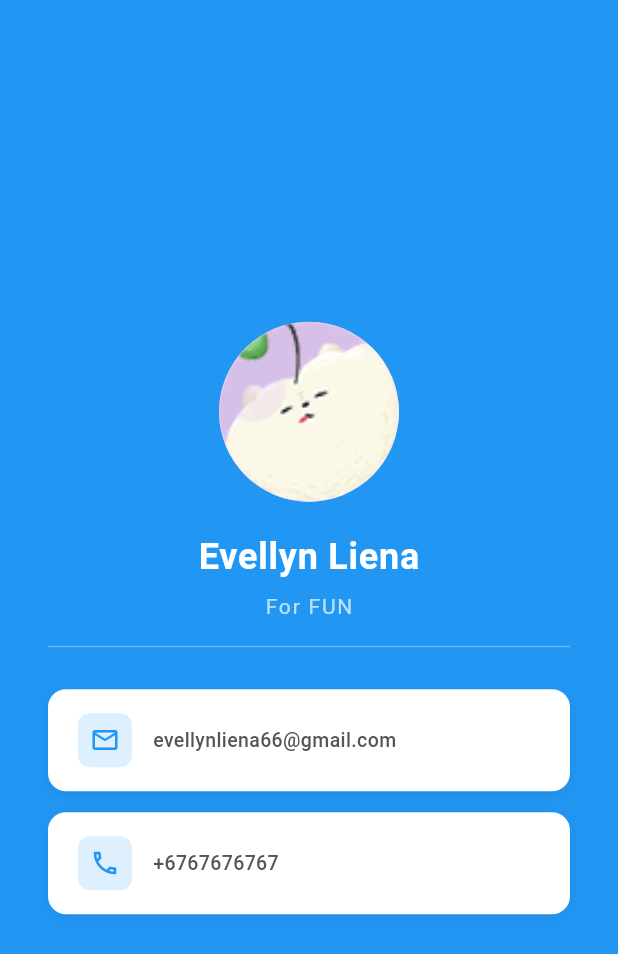
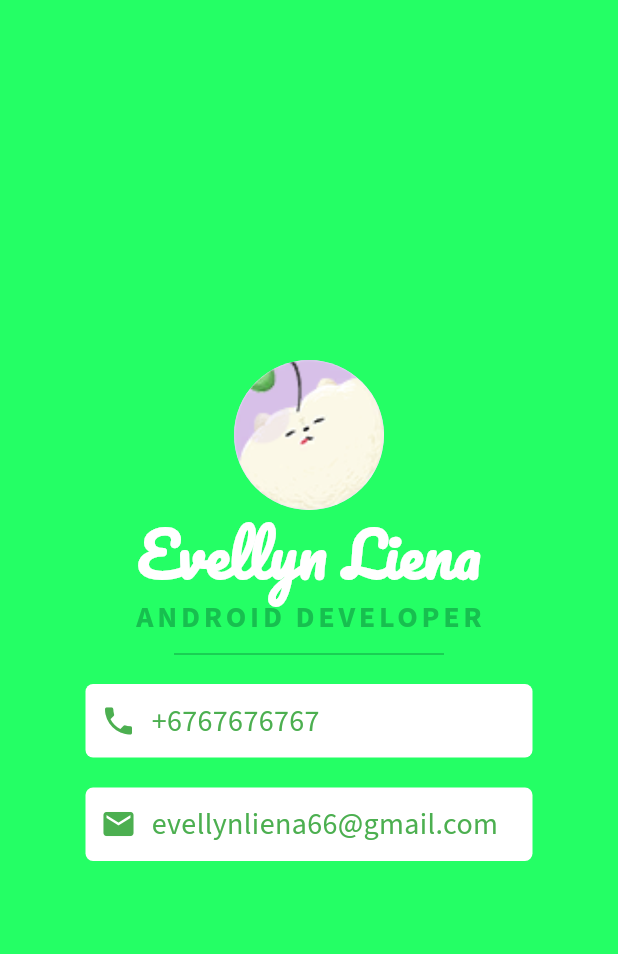
Before and after one commit to evellynliena/PrakMobile, a Flutter app: the screen it shows after launch, on a phone screen of 412 x 824 dp. Shown: the top 954 px of the screen. Run offline on Flutter 3.47's test engine with Material 3 defaults, Android fonts, the phone set to English and light mode, and no system bars; our stand-ins replace google_fonts.

Commit message:
modified:   me_card/analysis_options.yaml 	modified:   me_card/lib/main.dart 	modified:   me_card/pubspec.lock

```diff
--- a/me_card/analysis_options.yaml
+++ b/me_card/analysis_options.yaml
@@ -7,6 +7,9 @@
 
 # The following line activates a set of recommended lints for Flutter apps,
 # packages, and plugins designed to encourage good coding practices.
+analyzer:
+  errors:
+    deprecated_member_use: ignore
 include: package:flutter_lints/flutter.yaml
 
 linter:
--- a/me_card/lib/main.dart
+++ b/me_card/lib/main.dart
@@ -1,5 +1,3 @@
-// ignore_for_file: deprecated_member_use
-
 import 'package:flutter/material.dart';
 import 'package:google_fonts/google_fonts.dart';
 
@@ -13,127 +11,86 @@ class MyApp extends StatelessWidget {
   @override
   Widget build(BuildContext context) {
     return MaterialApp(
-      title: 'Profile Card',
-      debugShowCheckedModeBanner: false,
-      theme: ThemeData(
-        colorScheme: ColorScheme.fromSeed(
-          seedColor: const Color.fromARGB(255, 150, 77, 183),
-        ),
-        useMaterial3: true,
-      ),
-      home: const ProfileScreen(),
-    );
-  }
-}
-
-class ProfileScreen extends StatelessWidget {
-  const ProfileScreen({super.key});
-
-  @override
-  Widget build(BuildContext context) {
-    return Scaffold(
-      backgroundColor: Colors.blue,
+      home: Scaffold(
+        backgroundColor: const Color.fromARGB(255, 36, 255, 101),
         body: SafeArea(
           child: Padding(
             padding: const EdgeInsets.symmetric(horizontal: 32.0),
             child: Column(
               mainAxisAlignment: MainAxisAlignment.center,
-            crossAxisAlignment: CrossAxisAlignment.center,
               children: [
-              // Profile Picture — fixed: AssetImage (capital A), correct syntax
-              const CircleAvatar(
-                radius: 60,
+                CircleAvatar(
+                  radius: 50,
                   backgroundImage: AssetImage('images/shumaipfp.png'),
                 ),
-              const SizedBox(height: 20),
-
-              const Text(
-                'Evellyn Liena',
-                style: TextStyle(
-                  fontSize: 24,
+                Text(
+                  "Evellyn Liena",
+                  style: GoogleFonts.pacifico(
+                    fontSize: 40,
+                    color: Colors.white,
                     fontWeight: FontWeight.bold,
-                  color: Colors.white,
-                  letterSpacing: 0.5,
                   ),
                 ),
-              const SizedBox(height: 6),
-
-              const Text(
-                'For FUN',
-                style: TextStyle(
-                  fontSize: 14,
-                  color: Colors.white70,
-                  letterSpacing: 1.2,
+                Text(
+                  "ANDROID DEVELOPER",
+                  style: GoogleFonts.sourceSans3(
+                    fontSize: 20,
+                    color: const Color.fromARGB(255, 23, 191, 79),
+                    fontWeight: FontWeight.bold,
+                    letterSpacing: 2.5,
                   ),
                 ),
-              const SizedBox(height: 16),
-
+                SizedBox(
+                  height: 20,
+                  width: 180,
+                  child: Divider(color: const Color.fromARGB(255, 23, 191, 79)),
+                ),
                 Container(
-                height: 1,
-                width: double.infinity,
-                color: Colors.white.withOpacity(0.3),
+                  padding: EdgeInsets.all(10),
+                  decoration: BoxDecoration(
+                    color: Colors.white,
+                    borderRadius: BorderRadius.circular(5),
                   ),
-              const SizedBox(height: 28),
-
-              _ContactCard(
-                icon: Icons.email_outlined,
-                text: 'evellynliena66@gmail.com',
+                  margin: EdgeInsets.symmetric(vertical: 10, horizontal: 25),
+                  child: Row(
+                    children: [
+                      Icon(Icons.phone, color: Colors.green),
+                      SizedBox(width: 10),
+                      Text(
+                        "+6767676767",
+                        style: GoogleFonts.sourceSans3(
+                          fontSize: 20,
+                          color: Colors.green,
+                        ), //
                       ),
-              const SizedBox(height: 14),
-
-              _ContactCard(icon: Icons.phone_outlined, text: '+6767676767'),
+                    ],
+                  ),
+                ),
+                Container(
+                  padding: EdgeInsets.all(10),
+                  decoration: BoxDecoration(
+                    color: Colors.white,
+                    borderRadius: BorderRadius.circular(5),
+                  ),
+                  margin: EdgeInsets.symmetric(vertical: 10, horizontal: 25),
+                  child: Row(
+                    children: [
+                      Icon(Icons.email, color: Colors.green),
+                      SizedBox(width: 10),
+                      Text(
+                        "evellynliena66@gmail.com",
+                        style: GoogleFonts.sourceSans3(
+                          fontSize: 20,
+                          color: Colors.green,
+                        ), //
+                      ),
+                    ],
+                  ),
+                ),
               ],
             ),
           ),
         ),
-    ); // fixed: added missing semicolon
-  }
-}
-
-class _ContactCard extends StatelessWidget {
-  final IconData icon;
-  final String text;
-
-  const _ContactCard({required this.icon, required this.text});
-
-  @override
-  Widget build(BuildContext context) {
-    return Container(
-      padding: const EdgeInsets.symmetric(horizontal: 20, vertical: 16),
-      decoration: BoxDecoration(
-        color: Colors.white,
-        borderRadius: BorderRadius.circular(12),
-        boxShadow: [
-          BoxShadow(
-            color: Colors.black.withOpacity(0.06),
-            blurRadius: 8,
-            offset: const Offset(0, 2),
-          ),
-        ],
-      ),
-      child: Row(
-        children: [
-          Container(
-            width: 36,
-            height: 36,
-            decoration: BoxDecoration(
-              color: Colors.blue.withOpacity(0.15),
-              borderRadius: BorderRadius.circular(8),
-            ),
-            child: Icon(icon, color: Colors.blue, size: 20),
-          ),
-          const SizedBox(width: 14),
-          Expanded(
-            child: Text(
-              text,
-              style: const TextStyle(
-                fontSize: 13,
-                color: Color(0xFF555555),
-                fontWeight: FontWeight.w500,
-              ),
-            ),
-          ),
-        ],
       ),
     );
   }
```
Also changed, not shown: me_card/pubspec.lock. Lines whose indentation alone changed are shown as unchanged.
